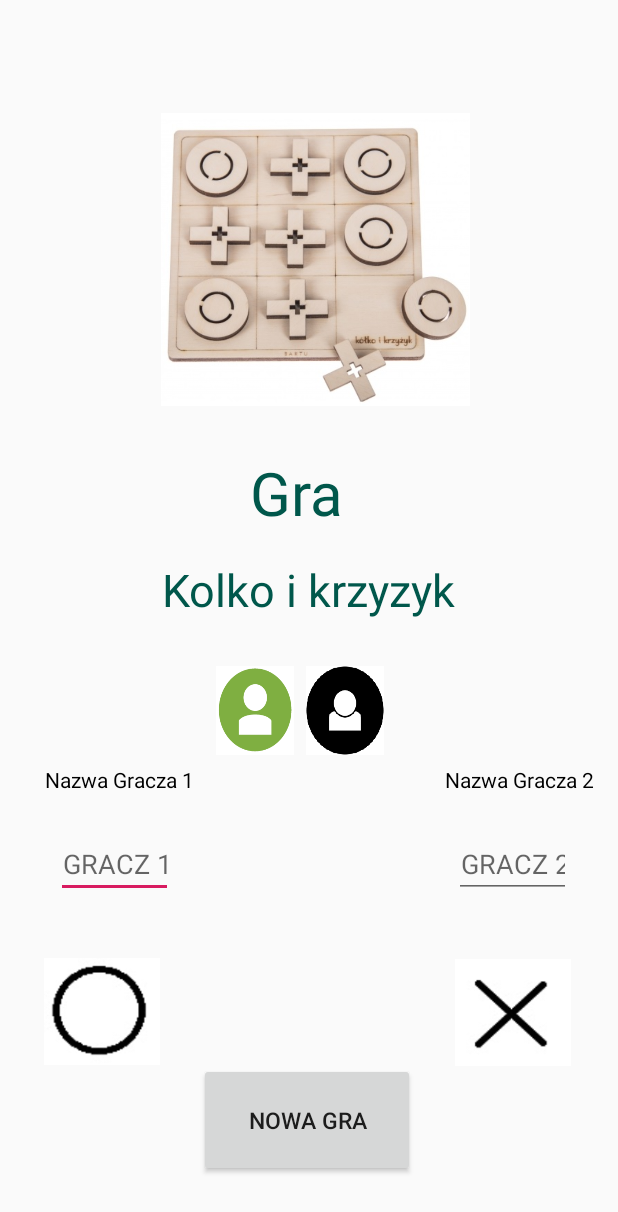
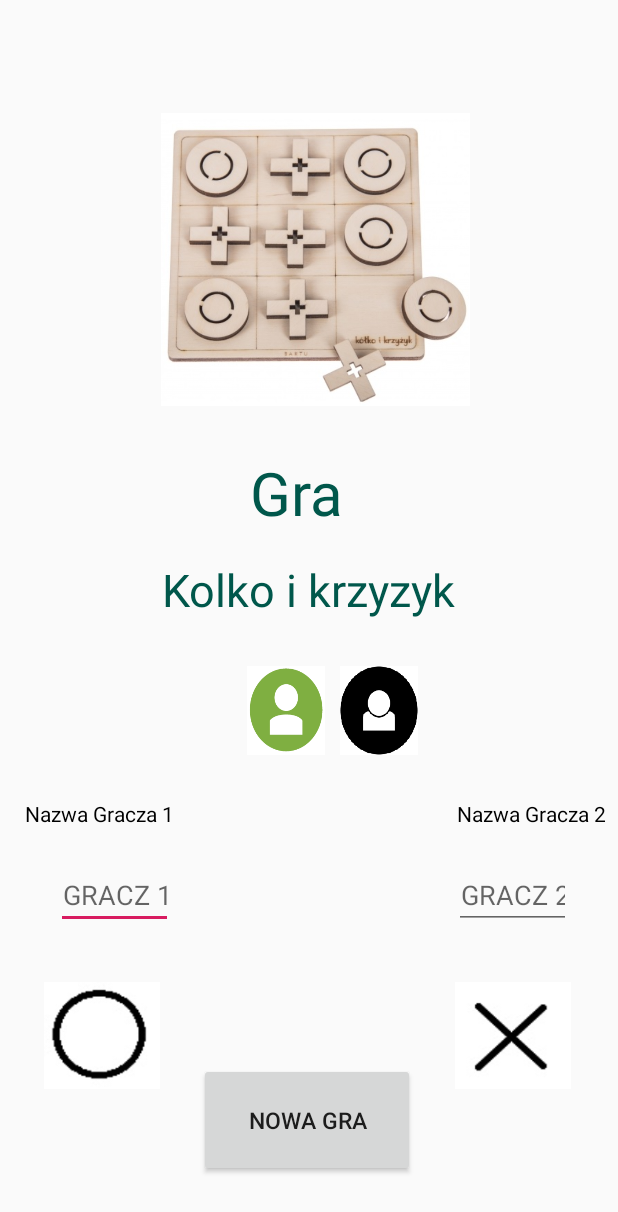
Before and after one commit to mkoczur93/AndroidGraKolkoikrzyzyk, an Android app: the layout activity_main.xml on its own in the app's theme, with its tools: preview values and no code run, on a phone screen of 412 x 824 dp. Shown: the top 1212 px of the screen. Run offline under Robolectric (Android 15) with nearby library versions, the phone set to English and light mode, and no system bars.

```diff
--- a/Kolkoikrzyzyk/app/src/main/AndroidManifest.xml
+++ b/Kolkoikrzyzyk/app/src/main/AndroidManifest.xml
@@ -9,13 +9,15 @@
         android:roundIcon="@mipmap/ic_launcher_round"
         android:supportsRtl="true"
         android:theme="@style/AppTheme">
+        <activity android:name=".MainActivity"></activity>
         <activity android:name=".ImageList"></activity>
         <activity android:name=".ImageList2"></activity>
         <activity android:name=".Main2Activity"></activity>
-        <activity android:name=".MainActivity">
+        <activity android:name=".Start">
 
             <intent-filter>
                 <action android:name="android.intent.action.MAIN" />
+
 
                 <category android:name="android.intent.category.LAUNCHER" />
             </intent-filter>
--- a/Kolkoikrzyzyk/app/src/main/res/layout/activity_main.xml
+++ b/Kolkoikrzyzyk/app/src/main/res/layout/activity_main.xml
@@ -104,11 +104,11 @@
         android:text="Nazwa Gracza 1"
         android:textColor="@android:color/black"
         app:layout_constraintBottom_toBottomOf="parent"
-        app:layout_constraintEnd_toEndOf="parent"
-        app:layout_constraintHorizontal_bias="0.075"
+        app:layout_constraintEnd_toStartOf="@+id/wybrany1"
+        app:layout_constraintHorizontal_bias="0.177"
         app:layout_constraintStart_toStartOf="parent"
         app:layout_constraintTop_toBottomOf="@+id/textView2"
-        app:layout_constraintVertical_bias="0.237" />
+        app:layout_constraintVertical_bias="0.296" />
 
     <EditText
         android:id="@+id/namegracz2"
@@ -141,10 +141,10 @@
         android:textColor="@android:color/black"
         app:layout_constraintBottom_toBottomOf="parent"
         app:layout_constraintEnd_toEndOf="parent"
-        app:layout_constraintHorizontal_bias="0.972"
-        app:layout_constraintStart_toStartOf="parent"
+        app:layout_constraintHorizontal_bias="1.0"
+        app:layout_constraintStart_toEndOf="@+id/wybrany2"
         app:layout_constraintTop_toBottomOf="@+id/textView2"
-        app:layout_constraintVertical_bias="0.237" />
+        app:layout_constraintVertical_bias="0.296" />
 
     <ImageView
         android:id="@+id/openlist1"
@@ -186,25 +186,25 @@
         android:layout_marginTop="8dp"
         android:layout_marginEnd="8dp"
         android:layout_marginBottom="8dp"
+        android:background="@drawable/playerwybrany"
         app:layout_constraintBottom_toTopOf="@+id/button"
         app:layout_constraintEnd_toStartOf="@+id/wybrany2"
-        app:layout_constraintHorizontal_bias="1.0"
-        app:layout_constraintStart_toStartOf="parent"
+        app:layout_constraintHorizontal_bias="0.947"
+        app:layout_constraintStart_toEndOf="@+id/namegracz1"
         app:layout_constraintTop_toBottomOf="@+id/textView2"
-        app:layout_constraintVertical_bias="0.104"
-        android:background="@drawable/playerwybrany"/>
+        app:layout_constraintVertical_bias="0.104" />
 
     <ImageView
         android:id="@+id/wybrany2"
         android:layout_width="52dp"
         android:layout_height="59dp"
         android:layout_marginTop="8dp"
-        android:layout_marginEnd="156dp"
+        android:layout_marginEnd="24dp"
         android:layout_marginBottom="8dp"
+        android:background="@drawable/player"
         app:layout_constraintBottom_toTopOf="@+id/button"
-        app:layout_constraintEnd_toEndOf="parent"
+        app:layout_constraintEnd_toStartOf="@+id/namegracz2"
         app:layout_constraintTop_toBottomOf="@+id/textView2"
-        app:layout_constraintVertical_bias="0.104"
-        android:background="@drawable/player"/>
+        app:layout_constraintVertical_bias="0.104" />
 
 </android.support.constraint.ConstraintLayout>
```
Also changed, not shown: Kolkoikrzyzyk/app/src/main/java/com/example/kolkoikrzyzyk/Main2Activity.java (+19 -4 lines), Kolkoikrzyzyk/app/src/main/java/com/example/kolkoikrzyzyk/Start.java (added, +57 -0 lines), Kolkoikrzyzyk/app/src/main/res/layout/activity_main2.xml (+8 -8 lines), Kolkoikrzyzyk/app/src/main/res/layout/logostart.xml (added, +25 -0 lines), Kolkoikrzyzyk/app/src/main/res/drawable/logostart.png (added).
